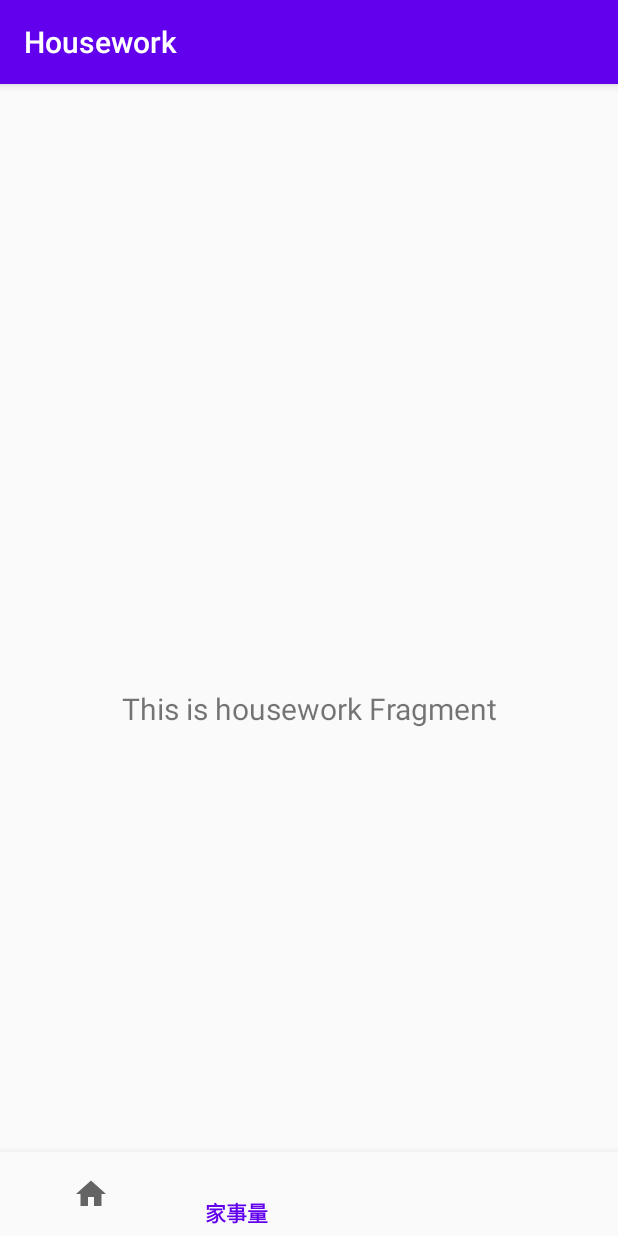
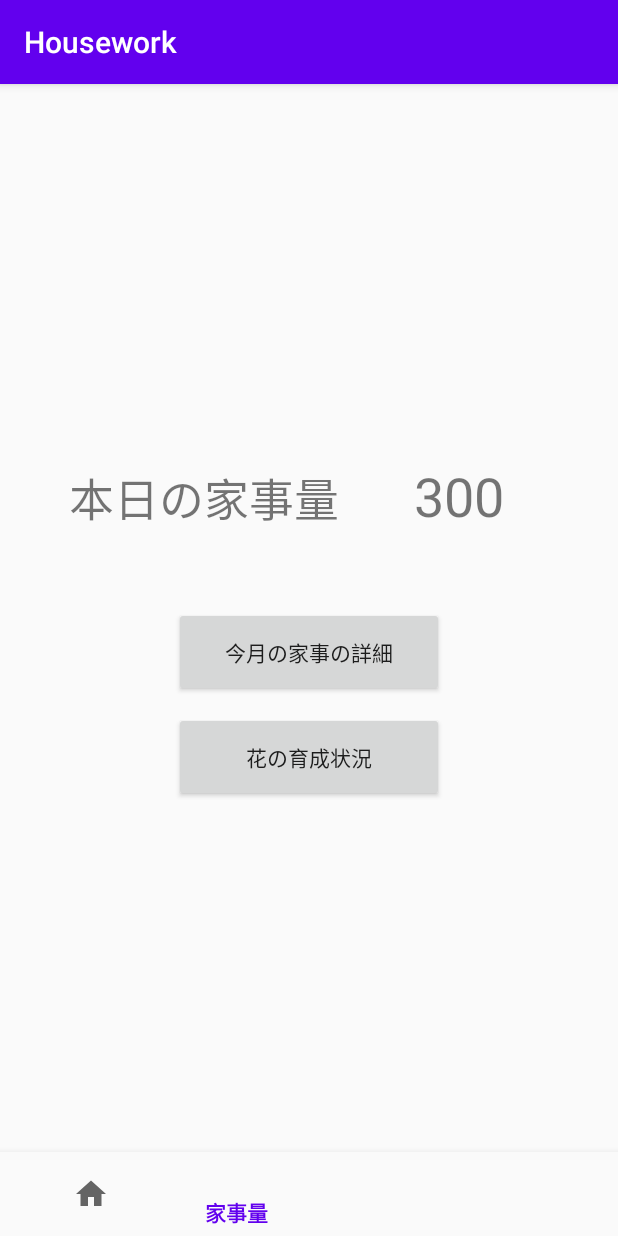
Before and after one commit to junki-gnct/miekaji-app, an Android app: the HouseworkFragment screen opened through its navigation route, on a phone screen of 412 x 824 dp. Run offline under Robolectric (Android 15) with nearby library versions, the phone set to English and light mode, and no system bars; our stand-ins replace navigation-ui.

Commit message:
#2 測定画面(結果)(仮)

```diff
--- a/app/src/main/java/jp/ac/gifu_nct/miekaji/ui/housework/HouseworkFragment.kt
+++ b/app/src/main/java/jp/ac/gifu_nct/miekaji/ui/housework/HouseworkFragment.kt
@@ -5,10 +5,12 @@ import android.view.LayoutInflater
 import android.view.View
 import android.view.ViewGroup
 import android.widget.TextView
+import androidx.core.text.HtmlCompat
 import androidx.fragment.app.Fragment
 import androidx.lifecycle.Observer
 import androidx.lifecycle.ViewModelProviders
 import jp.ac.gifu_nct.miekaji.R
+import kotlinx.android.synthetic.main.fragment_housework.*
 
 class HouseworkFragment : Fragment() {
 
@@ -22,9 +24,9 @@ class HouseworkFragment : Fragment() {
         houseworkboardViewModel =
             ViewModelProviders.of(this).get(HouseworkViewModel::class.java)
         val root = inflater.inflate(R.layout.fragment_housework, container, false)
-        val textView: TextView = root.findViewById(R.id.text_housework)
+        val Wvalue: TextView = root.findViewById(R.id.workValue)
         houseworkboardViewModel.text.observe(viewLifecycleOwner, Observer {
-            textView.text = it
+            Wvalue.text = "300"
         })
         return root
     }
--- a/app/src/main/res/layout/activity_main.xml
+++ b/app/src/main/res/layout/activity_main.xml
@@ -3,8 +3,7 @@
     xmlns:app="http://schemas.android.com/apk/res-auto"
     android:id="@+id/container"
     android:layout_width="match_parent"
-    android:layout_height="match_parent"
-    android:paddingTop="?attr/actionBarSize">
+    android:layout_height="match_parent">
 
     <com.google.android.material.bottomnavigation.BottomNavigationView
         android:id="@+id/nav_view"
@@ -22,7 +21,7 @@
         android:id="@+id/nav_host_fragment"
         android:name="androidx.navigation.fragment.NavHostFragment"
         android:layout_width="match_parent"
-        android:layout_height="match_parent"
+        android:layout_height="0dp"
         app:defaultNavHost="true"
         app:layout_constraintBottom_toTopOf="@id/nav_view"
         app:layout_constraintLeft_toLeftOf="parent"
--- a/app/src/main/res/layout/fragment_housework.xml
+++ b/app/src/main/res/layout/fragment_housework.xml
@@ -6,17 +6,68 @@
     android:layout_height="match_parent"
     tools:context=".ui.housework.HouseworkFragment">
 
-    <TextView
-        android:id="@+id/text_housework"
+    <LinearLayout
+        android:id="@+id/linearLayout"
         android:layout_width="match_parent"
         android:layout_height="wrap_content"
-        android:layout_marginStart="8dp"
-        android:layout_marginTop="8dp"
-        android:layout_marginEnd="8dp"
-        android:textAlignment="center"
-        android:textSize="20sp"
+        android:layout_marginTop="16dp"
+        android:gravity="center_horizontal"
+        android:orientation="vertical"
         app:layout_constraintBottom_toBottomOf="parent"
         app:layout_constraintEnd_toEndOf="parent"
         app:layout_constraintStart_toStartOf="parent"
-        app:layout_constraintTop_toTopOf="parent" />
+        app:layout_constraintTop_toTopOf="parent">
+
+        <LinearLayout
+            android:layout_width="wrap_content"
+            android:layout_height="wrap_content"
+            android:gravity="center_horizontal"
+            android:orientation="horizontal">
+
+            <TextView
+                android:id="@+id/textView3"
+                android:layout_width="wrap_content"
+                android:layout_height="wrap_content"
+                android:layout_weight="1"
+                android:gravity="center_horizontal"
+                android:text="本日の家事量"
+                android:textSize="30sp" />
+
+            <Space
+                android:layout_width="20sp"
+                android:layout_height="match_parent"
+                android:layout_weight="1" />
+
+            <TextView
+                android:id="@+id/workValue"
+                android:layout_width="120dp"
+                android:layout_height="wrap_content"
+                android:layout_weight="1"
+                android:gravity="center_horizontal"
+                android:text="数値"
+                android:textSize="36sp" />
+        </LinearLayout>
+
+        <Space
+            android:layout_width="match_parent"
+            android:layout_height="50sp" />
+
+        <Button
+            android:id="@+id/button2"
+            android:layout_width="180dp"
+            android:layout_height="60dp"
+            android:text="今月の家事の詳細" />
+
+        <Space
+            android:layout_width="match_parent"
+            android:layout_height="10sp" />
+
+        <Button
+            android:id="@+id/button3"
+            android:layout_width="180dp"
+            android:layout_height="60dp"
+            android:text="花の育成状況" />
+
+    </LinearLayout>
+
 </androidx.constraintlayout.widget.ConstraintLayout>
```
